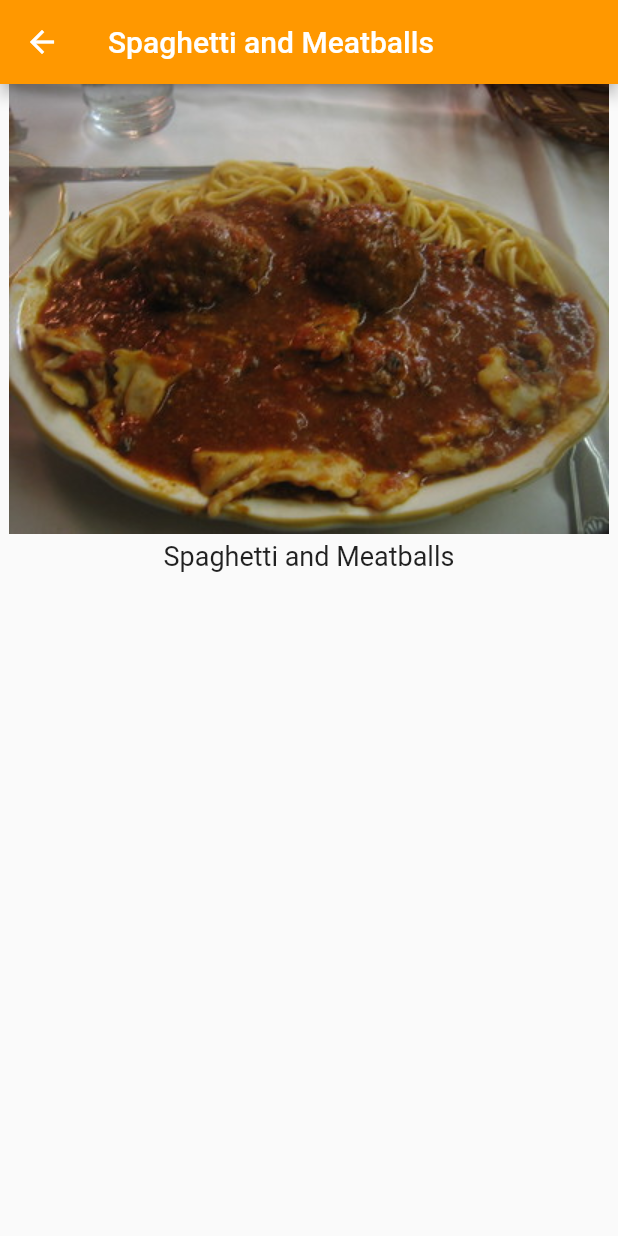
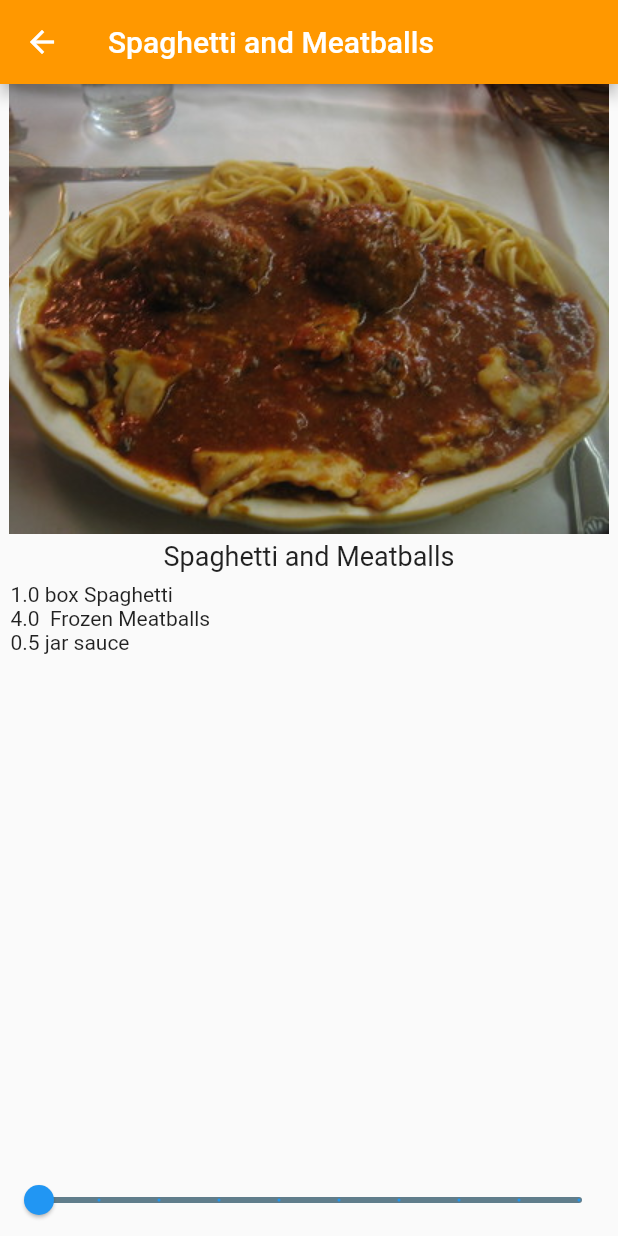
Before and after one commit to IgorFedoseev/recipes, a Flutter app: the screen it shows after launch, after a tap on "Spaghetti and Meatballs", on a phone screen of 412 x 824 dp. Run offline on Flutter 3.47's test engine with Material 2 defaults, Android fonts, the phone set to English and light mode, and no system bars.

Commit message:
slider is added

```diff
--- a/lib/recipe.dart
+++ b/lib/recipe.dart
@@ -1,38 +1,86 @@
-class Recipe{
+class Recipe {
   String title;
   String imageUrl;
-  // TODO: Add servings and ingredients here
+  int servings;
+  List<Ingredient> ingredients;
+
   Recipe(
-      this.title,
-      this.imageUrl,
-      );
+    this.title,
+    this.imageUrl,
+      this.servings,
+      this.ingredients,
+  );
 
   static List<Recipe> samples = [
     Recipe(
       'Spaghetti and Meatballs',
       'assets/2126711929_ef763de2b3_w.jpg',
+      4,
+      [
+        Ingredient(1, 'box', 'Spaghetti',),
+        Ingredient(4, '', 'Frozen Meatballs',),
+        Ingredient(0.5, 'jar', 'sauce',),
+      ],
     ),
     Recipe(
       'Tomato Soup',
       'assets/27729023535_a57606c1be.jpg',
+      2,
+      [
+        Ingredient(1, 'can', 'Tomato Soup',),
+      ],
     ),
     Recipe(
       'Grilled Cheese',
       'assets/3187380632_5056654a19_b.jpg',
+      1,
+      [
+        Ingredient(2, 'slices', 'Cheese',),
+        Ingredient(2, 'slices', 'Bread',),
+      ],
     ),
     Recipe(
       'Chocolate Chip Cookies',
       'assets/15992102771_b92f4cc00a_b.jpg',
+      24,
+      [
+        Ingredient(4, 'cups', 'flour',),
+        Ingredient(2, 'cups', 'sugar',),
+        Ingredient(0.5, 'cups', 'chocolate chips',),
+      ],
     ),
     Recipe(
       'Taco Salad',
       'assets/8533381643_a31a99e8a6_c.jpg',
+      1,
+      [
+        Ingredient(4, 'oz', 'nachos',),
+        Ingredient(3, 'oz', 'taco meat',),
+        Ingredient(0.5, 'cup', 'cheese',),
+        Ingredient(0.25, 'cup', 'chopped tomatoes',),
+      ],
     ),
     Recipe(
       'Hawaiian Pizza',
       'assets/15452035777_294cefced5_c.jpg',
+      4,
+      [
+        Ingredient(1, 'item', 'pizza',),
+        Ingredient(1, 'cup', 'pineapple',),
+        Ingredient(8, 'oz', 'ham',),
+      ],
     ),
   ];
 }
 
-// TODO: Add Ingredient() here
+class Ingredient {
+  double quantity;
+  String measure;
+  String name;
+
+  Ingredient(
+    this.quantity,
+    this.measure,
+    this.name,
+  );
+}
--- a/lib/recipe_detail.dart
+++ b/lib/recipe_detail.dart
@@ -10,7 +10,7 @@ class RecipeDetail extends StatefulWidget {
 }
 
 class _RecipeDetailState extends State<RecipeDetail> {
-  // TODO: Add _sliderVal here
+  int _sliderVal = 1;
 
   @override
   Widget build(BuildContext context) {
@@ -33,9 +33,33 @@ class _RecipeDetailState extends State<RecipeDetail> {
               widget.recipe.title,
               style: const TextStyle(fontSize: 18.0),
             ),
-            // TODO: Add Expanded
+            Expanded(
+              child: ListView.builder(
+                padding: const EdgeInsets.all(7.0),
+                itemCount: widget.recipe.ingredients.length,
+                itemBuilder: (BuildContext context, int index){
+                  final ingredient = widget.recipe.ingredients[index];
+                  return Text('${ingredient.quantity * _sliderVal} '
+                      '${ingredient.measure} '
+                      '${ingredient.name}');
+                },
+              ),
+            ),
 
-            // TODO: Add Slider() here
+            Slider(
+              min: 1,
+              max: 10,
+              divisions: 9,
+              label: '${_sliderVal * widget.recipe.servings} servings',
+              value: _sliderVal.toDouble(),
+              onChanged: (newValue){
+                setState(() {
+                  _sliderVal = newValue.round();
+                });
+              },
+              activeColor: Colors.blue,
+              inactiveColor: Colors.blueGrey,
+            ),
           ],
         ),
       ),
```
